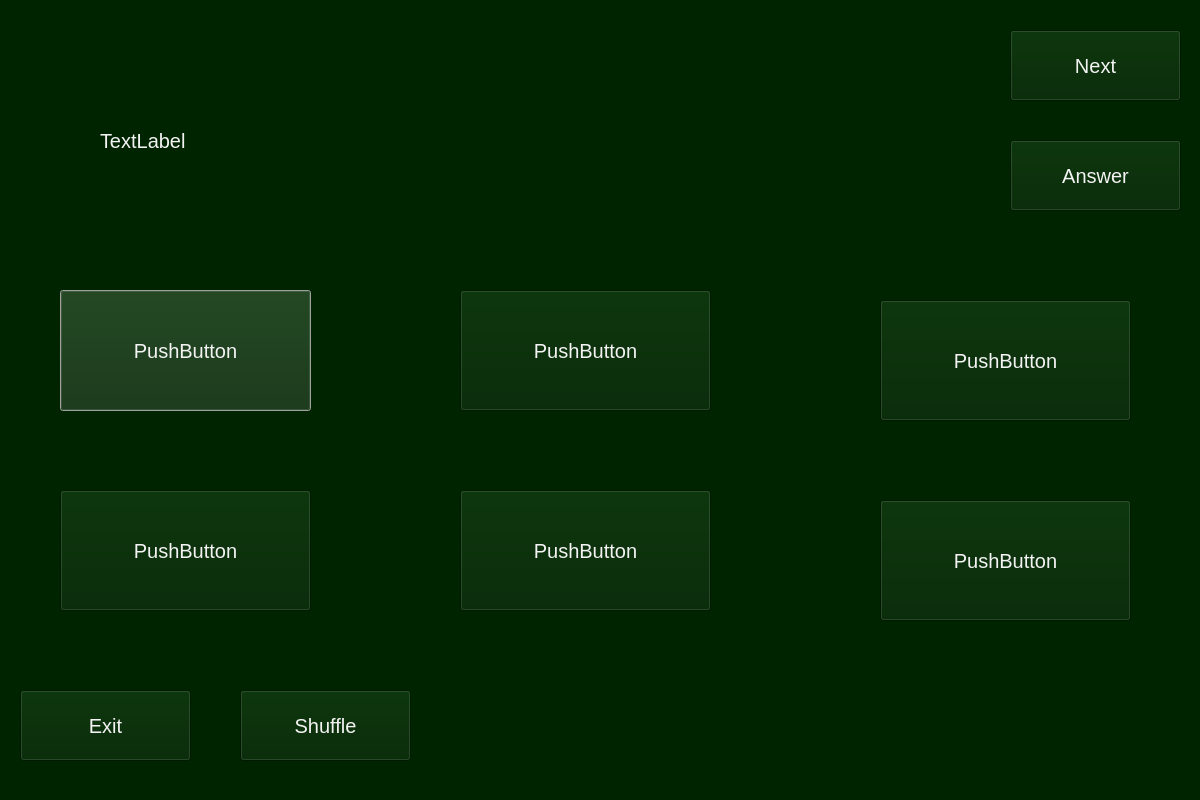
Qt form WindowsGraphics/FlashCardsModeWindow.ui (Skripkon/App-for-learning-English-LANGOD) before a commit.
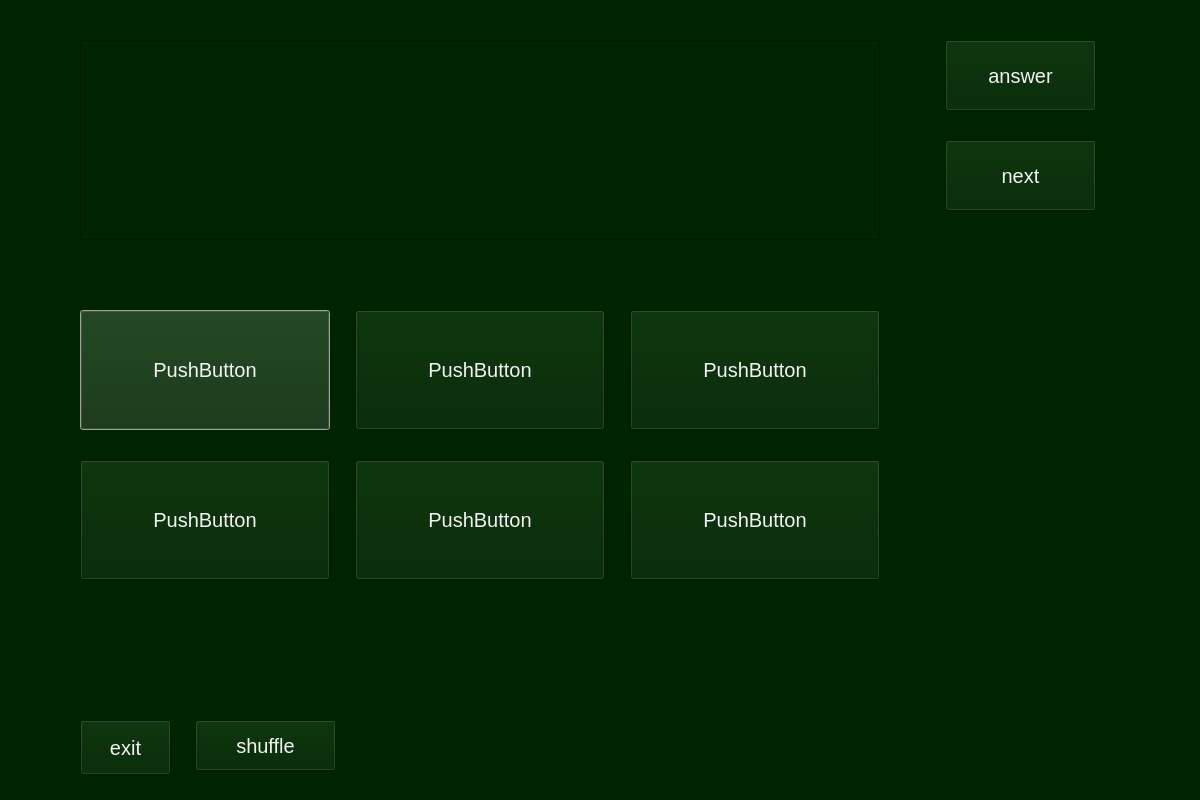
The same form after that commit.

Commit message: shuffle button added into flashcards mode

What changed in the file:
```diff
--- a/WindowsGraphics/FlashCardsModeWindow.ui
+++ b/WindowsGraphics/FlashCardsModeWindow.ui
@@ -20,10 +20,10 @@
   <widget class="QPushButton" name="var2_button">
    <property name="geometry">
     <rect>
-     <x>60</x>
-     <y>290</y>
-     <width>251</width>
-     <height>121</height>
+     <x>80</x>
+     <y>310</y>
+     <width>250</width>
+     <height>120</height>
     </rect>
    </property>
    <property name="styleSheet">
@@ -41,10 +41,10 @@
   <widget class="QPushButton" name="var6_button">
    <property name="geometry">
     <rect>
-     <x>460</x>
-     <y>290</y>
-     <width>251</width>
-     <height>121</height>
+     <x>355</x>
+     <y>310</y>
+     <width>250</width>
+     <height>120</height>
     </rect>
    </property>
    <property name="styleSheet">
@@ -61,10 +61,10 @@
   <widget class="QPushButton" name="var5_button">
    <property name="geometry">
     <rect>
-     <x>880</x>
-     <y>300</y>
-     <width>251</width>
-     <height>121</height>
+     <x>630</x>
+     <y>310</y>
+     <width>250</width>
+     <height>120</height>
     </rect>
    </property>
    <property name="styleSheet">
@@ -81,10 +81,10 @@
   <widget class="QPushButton" name="var3_button">
    <property name="geometry">
     <rect>
-     <x>60</x>
-     <y>490</y>
-     <width>251</width>
-     <height>121</height>
+     <x>80</x>
+     <y>460</y>
+     <width>250</width>
+     <height>120</height>
     </rect>
    </property>
    <property name="styleSheet">
@@ -101,10 +101,10 @@
   <widget class="QPushButton" name="var1_button">
    <property name="geometry">
     <rect>
-     <x>460</x>
-     <y>490</y>
-     <width>251</width>
-     <height>121</height>
+     <x>355</x>
+     <y>460</y>
+     <width>250</width>
+     <height>120</height>
     </rect>
    </property>
    <property name="styleSheet">
@@ -121,10 +121,10 @@
   <widget class="QPushButton" name="var4_button">
    <property name="geometry">
     <rect>
-     <x>880</x>
-     <y>500</y>
-     <width>251</width>
-     <height>121</height>
+     <x>630</x>
+     <y>460</y>
+     <width>250</width>
+     <height>120</height>
     </rect>
    </property>
    <property name="styleSheet">
@@ -138,33 +138,13 @@
     <string>PushButton</string>
    </property>
   </widget>
-  <widget class="QLabel" name="word_label">
-   <property name="geometry">
-    <rect>
-     <x>100</x>
-     <y>40</y>
-     <width>901</width>
-     <height>201</height>
-    </rect>
-   </property>
-   <property name="styleSheet">
-    <string notr="true">color:rgb(255, 0, 255);
-font-size:15pt; 
-color:rgb(243, 243, 243);
-selection-background-color: rgb(255, 255, 255);
-</string>
-   </property>
-   <property name="text">
-    <string>TextLabel</string>
-   </property>
-  </widget>
   <widget class="QPushButton" name="shuffle_button">
    <property name="geometry">
     <rect>
-     <x>240</x>
-     <y>690</y>
-     <width>171</width>
-     <height>71</height>
+     <x>195</x>
+     <y>720</y>
+     <width>141</width>
+     <height>51</height>
     </rect>
    </property>
    <property name="styleSheet">
@@ -175,16 +155,16 @@
 </string>
    </property>
    <property name="text">
-    <string>Shuffle</string>
+    <string>shuffle</string>
    </property>
   </widget>
   <widget class="QPushButton" name="exit_button">
    <property name="geometry">
     <rect>
-     <x>20</x>
-     <y>690</y>
-     <width>171</width>
-     <height>71</height>
+     <x>80</x>
+     <y>720</y>
+     <width>91</width>
+     <height>55</height>
     </rect>
    </property>
    <property name="styleSheet">
@@ -195,35 +175,15 @@
 </string>
    </property>
    <property name="text">
-    <string>Exit</string>
+    <string>exit</string>
    </property>
   </widget>
   <widget class="QPushButton" name="next_button">
    <property name="geometry">
     <rect>
-     <x>1010</x>
-     <y>30</y>
-     <width>171</width>
-     <height>71</height>
-    </rect>
-   </property>
-   <property name="styleSheet">
-    <string notr="true">color:rgb(255, 0, 255);
-font-size:15pt; 
-color:rgb(243, 243, 243);
-selection-background-color: rgb(255, 255, 255);
-</string>
-   </property>
-   <property name="text">
-    <string>Next</string>
-   </property>
-  </widget>
-  <widget class="QPushButton" name="right_answer_button">
-   <property name="geometry">
-    <rect>
-     <x>1010</x>
+     <x>945</x>
      <y>140</y>
-     <width>171</width>
+     <width>151</width>
      <height>71</height>
     </rect>
    </property>
@@ -235,7 +195,44 @@
 </string>
    </property>
    <property name="text">
-    <string>Answer</string>
+    <string>next</string>
+   </property>
+  </widget>
+  <widget class="QPushButton" name="right_answer_button">
+   <property name="geometry">
+    <rect>
+     <x>945</x>
+     <y>40</y>
+     <width>151</width>
+     <height>71</height>
+    </rect>
+   </property>
+   <property name="styleSheet">
+    <string notr="true">color:rgb(255, 0, 255);
+font-size:15pt; 
+color:rgb(243, 243, 243);
+selection-background-color: rgb(255, 255, 255);
+</string>
+   </property>
+   <property name="text">
+    <string>answer</string>
+   </property>
+  </widget>
+  <widget class="QTextEdit" name="word_label">
+   <property name="geometry">
+    <rect>
+     <x>80</x>
+     <y>40</y>
+     <width>800</width>
+     <height>200</height>
+    </rect>
+   </property>
+   <property name="styleSheet">
+    <string notr="true">border-color: rgb(255, 255, 255);
+font-size:14pt; color:rgb(243, 243, 243);
+selection-background-color: rgb(255, 255, 255);
+selection-color: rgb(46, 194, 126);
+</string>
    </property>
   </widget>
  </widget>
```
Left out of the diff: 1 changed line with no effect on the pictures. The commit also changes 4 other files.
